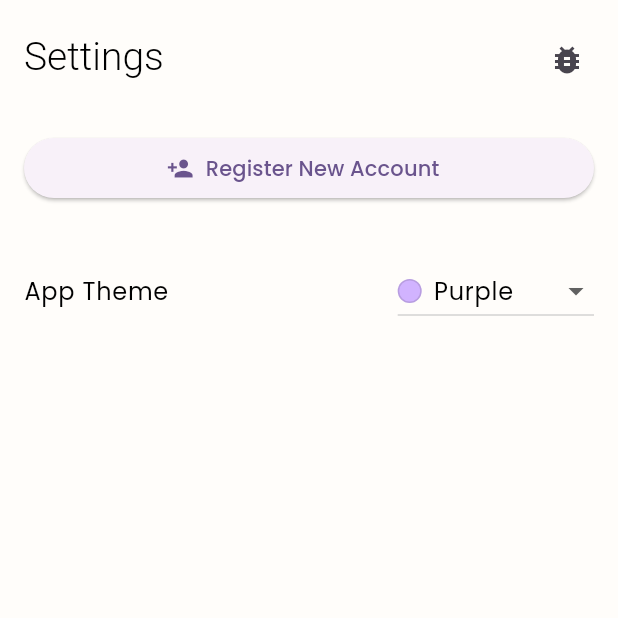
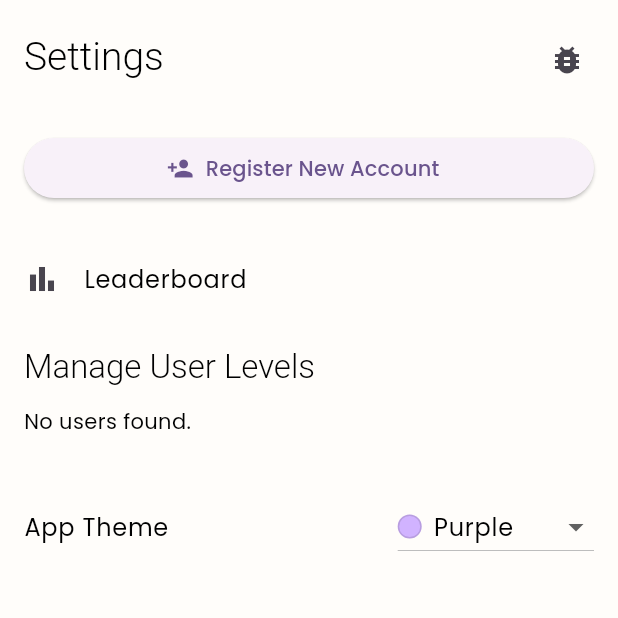
Before and after one commit to MrQuokkaa/Escape-the-App, a Flutter app: the SettingsPage screen opened by its route, on a phone screen of 412 x 824 dp, the top half of it. Run offline on Flutter 3.47's test engine with Material 3 defaults, Android fonts, the phone set to English and light mode, and no system bars; our stand-ins replace cached_network_image, cloud_firestore, firebase_auth, firebase_core, firebase_storage, flutter_cache_manager and 4 more; accounts and stored records are empty; Roboto replaces fonts that are missing (Roboto Slab); statements that could not run were skipped.

Commit message:
Version 0.2.1 04-09-25 17:30
Added leaderboard
Changed settings page layout based on 'dev = ' boolean
Changed viewed page upon login based on 'dev = ' boolean

```diff
--- a/lib/exports/page_exports.dart
+++ b/lib/exports/page_exports.dart
@@ -1,4 +1,5 @@
 export '../pages/settings/debug_page.dart';
+export '../pages/settings/status_page.dart';
 export '../providers/user_provider.dart';
 export '../pages/home_page.dart';
 export '../pages/levels/level_0_login.dart';
--- a/lib/pages/settings_page.dart
+++ b/lib/pages/settings_page.dart
@@ -12,6 +12,11 @@ class SettingsPage extends StatefulWidget {
 
 class _SettingsPageState extends State<SettingsPage> {
   String selectedTheme = 'Blue';
+  String? selectedUserId;
+  int? newLevel;
+  int? currentLevel; // NEW
+
+  final TextEditingController _levelController = TextEditingController(); // NEW
 
   @override
   void initState() {
@@ -20,9 +25,16 @@ class _SettingsPageState extends State<SettingsPage> {
   }
 
   @override
+  void dispose() {
+    _levelController.dispose(); // cleanup
+    super.dispose();
+  }
+
+  @override
   Widget build(BuildContext context) {
     final userProvider = Provider.of<UserProvider>(context, listen: false);
     final textTheme = Theme.of(context).textTheme;
+    final firestore = FirebaseFirestore.instance;
 
     final sortedPresets = presets.toList()
       ..sort((a, b) => a.name == selectedTheme
@@ -35,7 +47,7 @@ class _SettingsPageState extends State<SettingsPage> {
       appBar: AppBar(
         automaticallyImplyLeading: false,
         title: Padding(
-          padding: EdgeInsets.only(top: 20),
+          padding: const EdgeInsets.only(top: 20),
           child: Text(
             "Settings",
             style: textTheme.headlineLarge,
@@ -44,7 +56,7 @@ class _SettingsPageState extends State<SettingsPage> {
         actions: [
           if (debugMode)
             Padding(
-            padding: EdgeInsets.only(top:20, right: 10),
+              padding: const EdgeInsets.only(top: 20, right: 10),
               child: IconButton(
                 icon: const Icon(Icons.bug_report),
                 onPressed: () {
@@ -74,8 +86,104 @@ class _SettingsPageState extends State<SettingsPage> {
             ),
           ),
           const SizedBox(height: 10),
+          ListTile(
+            leading: const Icon(Icons.bar_chart),
+            title: const Text('Leaderboard'),
+            onTap: () {
+              Navigator.push(
+                context,
+                MaterialPageRoute(builder: (_) => const StatusPage()),
+              );
+            },
+          ),
+          const SizedBox(height: 10),
           Padding(
-            padding: const EdgeInsets.symmetric(horizontal: 16, vertical: 12),
+            padding: const EdgeInsets.symmetric(horizontal: 16, vertical: 6),
+            child: Text("Manage User Levels", style: textTheme.headlineSmall),
+          ),
+          Padding(
+            padding: const EdgeInsets.symmetric(horizontal: 16, vertical: 6),
+            child: StreamBuilder<QuerySnapshot>(
+              stream: firestore.collection('users').snapshots(),
+              builder: (context, snapshot) {
+                if (!snapshot.hasData) {
+                  return const Center(child: CircularProgressIndicator());
+                }
+                final users = snapshot.data!.docs.where((doc) {
+                  final data = doc.data() as Map<String, dynamic>;
+                  return data['dev'] != true; // exclude devs
+                }).toList();
+
+                if (users.isEmpty) {
+                  return const Text("No users found.");
+                }
+
+                return DropdownButton<String>(
+                  value: selectedUserId,
+                  hint: const Text("Select a user"),
+                  items: users.map((doc) {
+                    final data = doc.data() as Map<String, dynamic>;
+                    final name = data['displayName'] ?? 'Unknown';
+                    final level = data['level'] ?? 0;
+                    return DropdownMenuItem<String>(
+                      value: doc.id,
+                      child: Text("$name (Level $level)"),
+                    );
+                  }).toList(),
+                  onChanged: (value) {
+                    if (value == null) return;
+                    setState(() {
+                      selectedUserId = value;
+                      final userDoc = users.firstWhere((doc) => doc.id == value);
+                      final data = userDoc.data() as Map<String, dynamic>;
+                      currentLevel = data['level'] ?? 0;
+                      newLevel = currentLevel;
+                      _levelController.text = currentLevel.toString();
+                    });
+                  },
+                );
+              },
+            ),
+          ),
+          const SizedBox(height: 10),
+          if (selectedUserId != null) ...[
+            Padding(
+              padding: const EdgeInsets.symmetric(horizontal: 16),
+              child: TextField(
+                controller: _levelController,
+                keyboardType: TextInputType.number,
+                decoration: const InputDecoration(
+                  labelText: "New Level",
+                  border: OutlineInputBorder(),
+                ),
+                onChanged: (val) {
+                  setState(() => newLevel = int.tryParse(val));
+                },
+              ),
+            ),
+            const SizedBox(height: 12),
+            Padding(
+              padding: const EdgeInsets.symmetric(horizontal: 16),
+              child: ElevatedButton(
+                onPressed: newLevel == null
+                    ? null
+                    : () async {
+                        await firestore
+                            .collection('users')
+                            .doc(selectedUserId)
+                            .set({'level': newLevel},
+                                SetOptions(merge: true));
+                        ScaffoldMessenger.of(context).showSnackBar(
+                          const SnackBar(content: Text("Level updated!")),
+                        );
+                      },
+                child: const Text("Update Level"),
+              ),
+            ),
+          ],
+          const SizedBox(height: 20),
+          Padding(
+            padding: const EdgeInsets.symmetric(horizontal: 16),
             child: Row(
               mainAxisAlignment: MainAxisAlignment.spaceBetween,
               children: [
```
Also changed, not shown: lib/pages/main_page.dart (+7 -4 lines), lib/pages/settings/status_page.dart (added, +124 -0 lines). Lines whose indentation alone changed are shown as unchanged.
